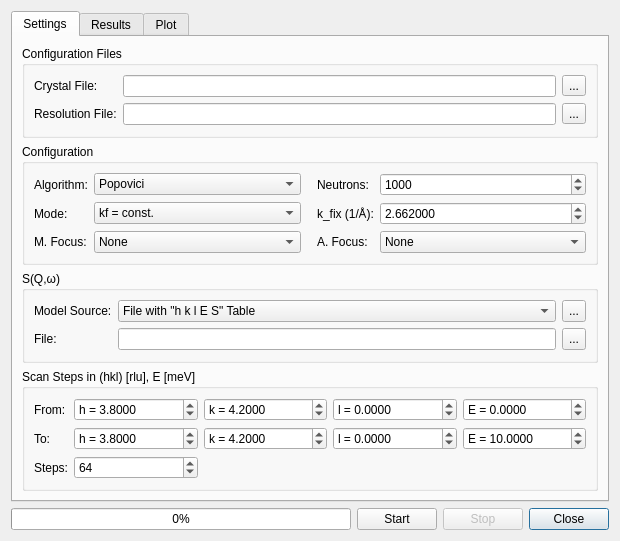
Above: ui/monteconvo.ui from tweber-ill/frm_mirror-takin1 before the change. Below: the same form after it.
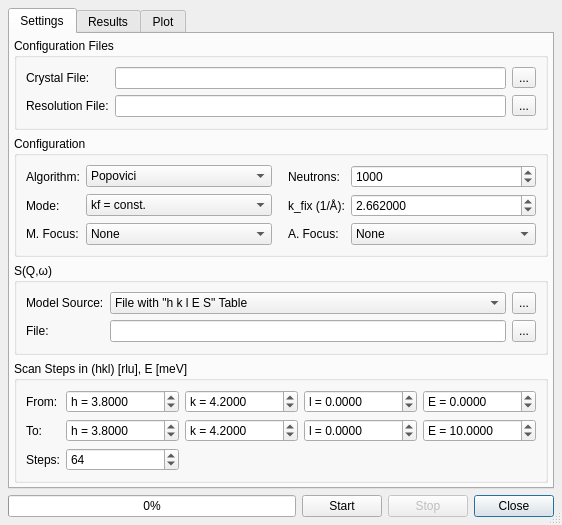
That is the form after the change. Custom widgets are drawn as their Qt base class.

What changed in the file:
```diff
--- a/ui/monteconvo.ui
+++ b/ui/monteconvo.ui
@@ -6,16 +6,31 @@
    <rect>
     <x>0</x>
     <y>0</y>
-    <width>620</width>
-    <height>539</height>
+    <width>562</width>
+    <height>525</height>
    </rect>
   </property>
   <property name="windowTitle">
    <string>Convolution</string>
   </property>
+  <property name="sizeGripEnabled">
+   <bool>true</bool>
+  </property>
   <layout class="QGridLayout" name="gridLayout">
+   <property name="margin">
+    <number>8</number>
+   </property>
+   <property name="spacing">
+    <number>6</number>
+   </property>
    <item row="1" column="0">
     <widget class="QProgressBar" name="progress">
+     <property name="sizePolicy">
+      <sizepolicy hsizetype="Expanding" vsizetype="Fixed">
+       <horstretch>0</horstretch>
+       <verstretch>0</verstretch>
+      </sizepolicy>
+     </property>
      <property name="value">
       <number>0</number>
      </property>
@@ -24,7 +39,7 @@
    <item row="1" column="3">
     <widget class="QDialogButtonBox" name="buttonBox">
      <property name="sizePolicy">
-      <sizepolicy hsizetype="Fixed" vsizetype="Preferred">
+      <sizepolicy hsizetype="Fixed" vsizetype="Fixed">
        <horstretch>0</horstretch>
        <verstretch>0</verstretch>
       </sizepolicy>
@@ -40,7 +55,7 @@
    <item row="1" column="1">
     <widget class="QPushButton" name="btnStart">
      <property name="sizePolicy">
-      <sizepolicy hsizetype="Minimum" vsizetype="Preferred">
+      <sizepolicy hsizetype="Minimum" vsizetype="Fixed">
        <horstretch>0</horstretch>
        <verstretch>0</verstretch>
       </sizepolicy>
@@ -60,6 +75,9 @@
        <string>Settings</string>
       </attribute>
       <layout class="QGridLayout" name="gridLayout_6">
+       <property name="margin">
+        <number>4</number>
+       </property>
        <item row="0" column="0">
         <widget class="QGroupBox" name="groupBox">
          <property name="title">
@@ -648,6 +666,9 @@
        <string>Results</string>
       </attribute>
       <layout class="QGridLayout" name="gridLayout_2">
+       <property name="margin">
+        <number>4</number>
+       </property>
        <item row="0" column="0" colspan="2">
         <widget class="QPlainTextEdit" name="textResult">
          <property name="sizePolicy">
@@ -708,6 +729,9 @@
        <string>Plot</string>
       </attribute>
       <layout class="QGridLayout" name="gridLayout_3">
+       <property name="margin">
+        <number>4</number>
+       </property>
        <item row="0" column="0">
         <widget class="QwtPlot" name="plot">
          <property name="sizePolicy">
@@ -728,7 +752,7 @@
       <bool>false</bool>
      </property>
      <property name="sizePolicy">
-      <sizepolicy hsizetype="Minimum" vsizetype="Preferred">
+      <sizepolicy hsizetype="Minimum" vsizetype="Fixed">
        <horstretch>0</horstretch>
        <verstretch>0</verstretch>
       </sizepolicy>
```
